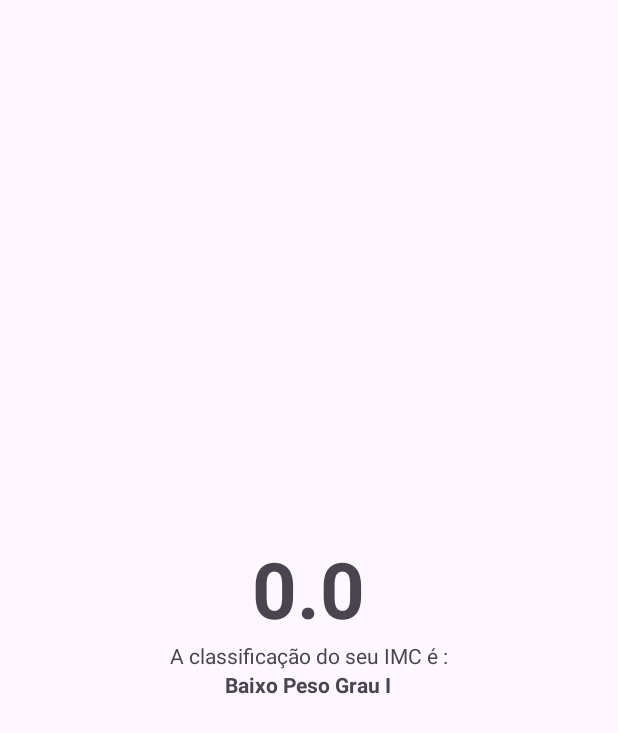
After one commit to Danlisboaa/CalculadoraIMC, an Android app: the ResultActivity2 screen opened directly, with no data from a screen before it, on a phone screen of 412 x 824 dp. The commit adds this screen. Shown: the top 733 px of the screen. Run offline under Robolectric (Android 15) with nearby library versions, the phone set to English and light mode, and no system bars.

```diff
--- a/app/build.gradle.kts
+++ b/app/build.gradle.kts
@@ -41,6 +41,7 @@ dependencies {
     implementation("androidx.appcompat:appcompat:1.6.1")
     implementation("com.google.android.material:material:1.10.0")
     implementation("androidx.constraintlayout:constraintlayout:2.1.4")
+    implementation("androidx.activity:activity:1.9.3")
     testImplementation("junit:junit:4.13.2")
     androidTestImplementation("androidx.test.ext:junit:1.1.5")
     androidTestImplementation("androidx.test.espresso:espresso-core:3.5.1")
--- a/app/src/main/AndroidManifest.xml
+++ b/app/src/main/AndroidManifest.xml
@@ -13,6 +13,9 @@
         android:theme="@style/Theme.Calculadoraimc"
         tools:targetApi="31">
         <activity
+            android:name=".ResultActivity2"
+            android:exported="false" />
+        <activity
             android:name=".MainActivity"
             android:exported="true">
             <intent-filter>
--- a/app/src/main/java/com/comunidadedevspace/imc/MainActivity.kt
+++ b/app/src/main/java/com/comunidadedevspace/imc/MainActivity.kt
@@ -1,5 +1,6 @@
 package com.comunidadedevspace.imc
 
+import android.content.Intent
 import androidx.appcompat.app.AppCompatActivity
 import android.os.Bundle
 import android.widget.Button
@@ -36,8 +37,11 @@ class MainActivity : AppCompatActivity() {
                 val altura = alturaStr.toFloat()
 
                 val alturaQ2 = altura * altura
-                val resultado = peso / altura
+                val resultado = peso / alturaQ2
 
+                val intent = Intent(this,ResultActivity2::class.java )
+                intent.putExtra(KEY_RESULT_IMC, resultado)
+                startActivity(intent)
                 println("O imc é : " + resultado)
             }
         }
--- /dev/null
+++ b/app/src/main/java/com/comunidadedevspace/imc/ResultActivity2.kt
@@ -0,0 +1,45 @@
+package com.comunidadedevspace.imc
+
+import android.os.Bundle
+import android.widget.TextView
+import androidx.activity.enableEdgeToEdge
+import androidx.appcompat.app.AppCompatActivity
+import androidx.core.view.ViewCompat
+import androidx.core.view.WindowInsetsCompat
+
+const val KEY_RESULT_IMC = "ResultActivity2.KEY_IMC"
+
+class ResultActivity2 : AppCompatActivity() {
+    override fun onCreate(savedInstanceState: Bundle?) {
+        super.onCreate(savedInstanceState)
+        enableEdgeToEdge()
+        setContentView(R.layout.activity_result2)
+
+            val result = intent.getFloatExtra(KEY_RESULT_IMC,0f)
+            val TvResult = findViewById<TextView>(R.id.tv_result)
+            val TvClassificacao = findViewById<TextView>(R.id.tv_classificacao)
+            TvResult.text = result.toString()
+
+            var classificacao: String? =  null
+
+            if (result < 16){
+                classificacao = "Baixo Peso Grau I"
+            } else if( result >=16 && result <=16.99){
+                classificacao = "Baixo Peso Grau II"
+            } else if ( result >=17 && result <=18.49){
+                classificacao = "Baixo Peso Grau III"
+            } else if ( result >=18.50 && result <=24.99){
+                classificacao = "Peso Adequado"
+            } else if ( result >=25 && result<=29.99){
+                classificacao = "Sobrepeso"
+            } else if ( result >=30 && result <=34.99){
+                classificacao= "Obesidade Grau I"
+            } else if ( result >=35 && result <=39.99){
+                classificacao = "Obesidade Grau II"
+            } else {
+                classificacao = "Obesidade Grau III"
+            }
+            TvClassificacao.text =classificacao
+
+        }
+    }
--- /dev/null
+++ b/app/src/main/res/layout/activity_result2.xml
@@ -0,0 +1,33 @@
+<?xml version="1.0" encoding="utf-8"?>
+<LinearLayout xmlns:android="http://schemas.android.com/apk/res/android"
+    xmlns:app="http://schemas.android.com/apk/res-auto"
+    xmlns:tools="http://schemas.android.com/tools"
+    android:id="@+id/main"
+    android:layout_width="match_parent"
+    android:layout_height="match_parent"
+    android:gravity="center"
+    android:orientation="vertical"
+    tools:context=".ResultActivity2">
+
+    <TextView
+        android:id="@+id/tv_result"
+        android:textSize="52sp"
+        android:maxLength="5"
+        android:textStyle="bold"
+        android:layout_width="wrap_content"
+        android:layout_height="wrap_content"
+        tools:text="23.66"
+        />
+
+    <TextView
+        android:id="@+id/tv_classificacao_label"
+        android:layout_width="wrap_content"
+        android:layout_height="wrap_content"
+        android:text="A classificação do seu IMC é :" />
+    <TextView
+        android:id="@+id/tv_classificacao"
+        android:layout_width="wrap_content"
+        android:layout_height="wrap_content"
+        android:textStyle="bold"
+        tools:text="NORMAL" />
+</LinearLayout>
```
